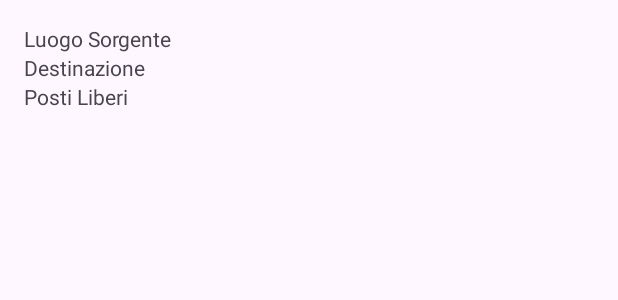
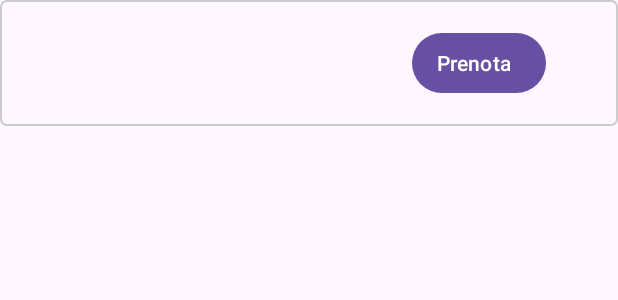
Before and after one commit to GiovanniTorrisi28/AppCarSharing, an Android app: the layout item_passaggio.xml on its own in the app's theme, with its tools: preview values and no code run, on a phone screen of 412 x 824 dp. Shown: the top 300 px of the screen. Run offline under Robolectric (Android 15) with nearby library versions, the phone set to English and light mode, and no system bars.

Commit message:
Implementata la lista dei passaggi

```diff
--- a/app/build.gradle
+++ b/app/build.gradle
@@ -27,6 +27,9 @@ android {
         sourceCompatibility JavaVersion.VERSION_1_8
         targetCompatibility JavaVersion.VERSION_1_8
     }
+    buildFeatures {
+        viewBinding true
+    }
 }
 
 dependencies {
@@ -39,6 +42,8 @@ dependencies {
     implementation 'com.google.firebase:firebase-database:20.2.2'
     implementation 'com.google.firebase:firebase-auth:22.0.0'
     implementation 'org.osmdroid:osmdroid-android:6.1.13'
+    implementation 'androidx.legacy:legacy-support-v4:1.0.0'
+    implementation 'androidx.recyclerview:recyclerview:1.3.0'
 
 
     testImplementation 'junit:junit:4.13.2'
--- a/app/src/main/java/com/example/appcarsharing/OfferRideFragment.java
+++ b/app/src/main/java/com/example/appcarsharing/OfferRideFragment.java
@@ -188,8 +188,9 @@ public class OfferRideFragment extends Fragment {
                 String rideId = myRef.push().getKey();  //crea la chiave del nuovo passaggio
 
                 ArrayList<Utente> utenti = new ArrayList<>();
-                utenti.add(new Utente(currentUser.getEmail(),"pass","n","c","1222"));
-                Ride ride = new Ride(currentUser.getEmail().substring(0, currentUser.getEmail().indexOf("@")),
+                utenti.add(new Utente(currentUser.getEmail(),"","","",""));
+
+                Ride ride = new Ride(rideId,currentUser.getEmail().substring(0, currentUser.getEmail().indexOf("@")),
                         selectedSourceOption,selectedDestinationOption,
                         LocalDate.of(date.get("year"),date.get("month") + 1,date.get("day")).toString(),
                         LocalTime.of(time.get("hour"),time.get("minute"),0).toString(),
--- a/app/src/main/res/layout/fragment_test.xml
+++ b/app/src/main/res/layout/fragment_test.xml
@@ -6,6 +6,12 @@
     android:orientation="vertical">
 
     <!-- Altri elementi del layout -->
+    <TextView
+        android:id="@+id/textView"
+        android:textSize="25sp"
+        android:textStyle="bold"
+        android:layout_width="match_parent"
+        android:layout_height="wrap_content" />
 
     <androidx.recyclerview.widget.RecyclerView
         android:id="@+id/recycler_view"
--- a/app/src/main/res/layout/item_passaggio.xml
+++ b/app/src/main/res/layout/item_passaggio.xml
@@ -1,30 +1,45 @@
 <?xml version="1.0" encoding="utf-8"?>
-<!-- item_passaggio.xml -->
-<LinearLayout
-    xmlns:android="http://schemas.android.com/apk/res/android"
+<GridLayout xmlns:android="http://schemas.android.com/apk/res/android"
     android:layout_width="match_parent"
     android:layout_height="wrap_content"
-    android:orientation="vertical"
-    android:padding="16dp">
+    android:columnCount="2"
+    android:padding="10dp"
+    android:rowCount="1"
+    android:background="@drawable/border_spinner">
+
+    <LinearLayout
+        android:layout_width="0dp"
+        android:layout_height="wrap_content"
+        android:layout_columnWeight="1"
+        android:orientation="vertical">
 
         <TextView
-        android:id="@+id/sorgente_text_view"
+            android:id="@+id/guidatore_text_view"
             android:layout_width="wrap_content"
             android:layout_height="wrap_content"
-        android:text="Luogo Sorgente" />
-
-    <TextView
-        android:id="@+id/destinazione_text_view"
-        android:layout_width="wrap_content"
-        android:layout_height="wrap_content"
-        android:text="Destinazione" />
+            android:textSize="15sp"/>
 
         <TextView
             android:id="@+id/posti_text_view"
             android:layout_width="wrap_content"
             android:layout_height="wrap_content"
-        android:text="Posti Liberi" />
+            android:textSize="15sp"/>
 
-    <!-- Aggiungi altri TextView per altri dettagli del passaggio -->
+        <TextView
+            android:id="@+id/ora_text_view"
+            android:layout_width="wrap_content"
+            android:layout_height="wrap_content"
+            android:textSize="15sp" />
 
     </LinearLayout>
+
+    <Button
+        android:id="@+id/prenotaButton"
+        style="@style/Widget.Material3.Button.Icon"
+        android:layout_width="wrap_content"
+        android:layout_height="wrap_content"
+        android:layout_columnWeight="1"
+        android:layout_gravity="center"
+        android:text="Prenota" />
+
+</GridLayout>
--- /dev/null
+++ b/app/src/main/res/values/dimens.xml
@@ -0,0 +1,4 @@
+<?xml version="1.0" encoding="utf-8"?>
+<resources>
+    <dimen name="text_margin">16dp</dimen>
+</resources>
```
Also changed, not shown: app/src/main/java/com/example/appcarsharing/AskRideFragment.java (+37 -2 lines), app/src/main/java/com/example/appcarsharing/Ride.java (+26 -7 lines), app/src/main/java/com/example/appcarsharing/RideAdapter.java (+31 -8 lines), app/src/main/java/com/example/appcarsharing/TestFragment.java (+42 -3 lines), app/src/main/java/com/example/appcarsharing/placeholder/PlaceholderContent.java (added, +72 -0 lines). Lines whose indentation alone changed are shown as unchanged.
